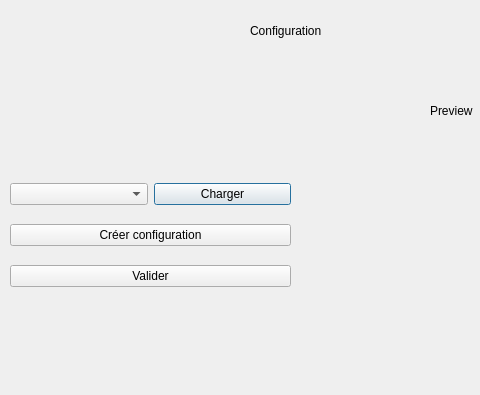
Qt form fenetreconfiguration.ui (lmabille/LO21---Printemps-2021---Projet-Cellulut) before a commit; both pictures show x 0 to 480 and y 0 to 395 of the 960 by 514 pixel window.
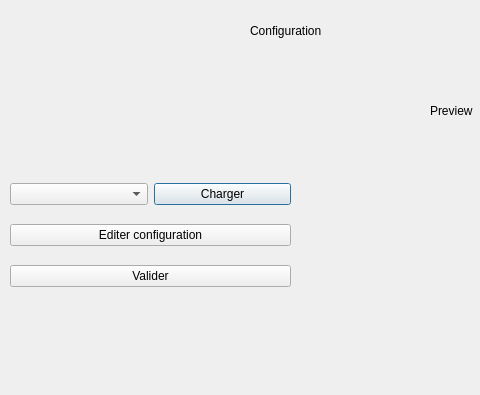
The same form after that commit.

Commit message: ajout modif config random et charger

The edit to the form file:
```diff
--- a/fenetreconfiguration.ui
+++ b/fenetreconfiguration.ui
@@ -40,7 +40,7 @@
     <item>
      <widget class="QPushButton" name="btnCreer">
       <property name="text">
-       <string>Créer configuration</string>
+       <string>Editer configuration</string>
       </property>
      </widget>
     </item>
```
The commit also changes 1 other file.
